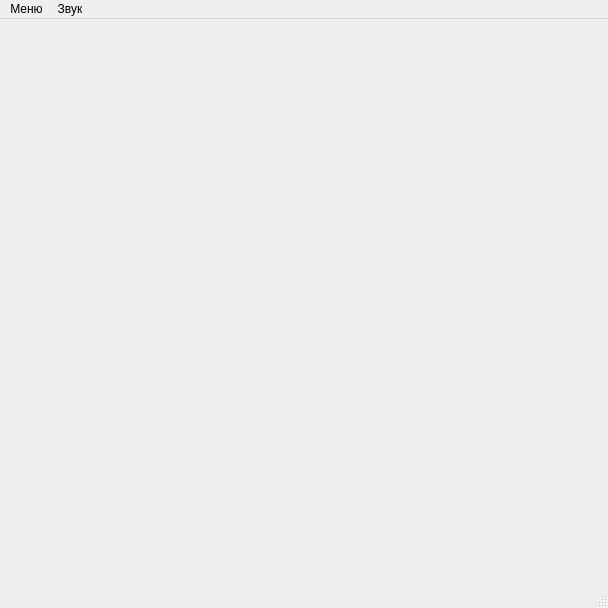
movavok/SelectionOnline, file client/ui/mainwindow.ui: the form before one commit.
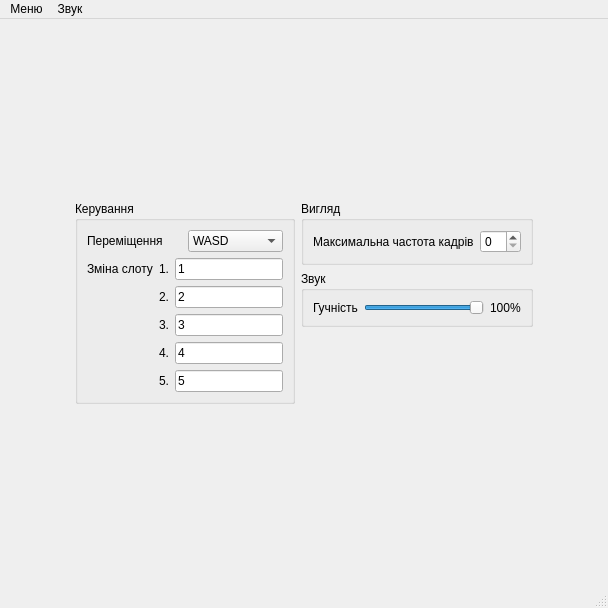
The form after the commit. The open tabs and pages were chosen to show the change. Custom widgets are drawn as their Qt base class.

Commit message: Add ui sample for settings page

```diff
--- a/client/ui/mainwindow.ui
+++ b/client/ui/mainwindow.ui
@@ -755,7 +755,410 @@
         </item>
        </layout>
       </widget>
-      <widget class="QWidget" name="page_settingsScreen"/>
+      <widget class="QWidget" name="page_settingsScreen">
+       <layout class="QVBoxLayout" name="verticalLayout_26">
+        <item>
+         <layout class="QVBoxLayout" name="verticalLayout_25">
+          <item>
+           <spacer name="verticalSpacer_4">
+            <property name="orientation">
+             <enum>Qt::Orientation::Vertical</enum>
+            </property>
+            <property name="sizeHint" stdset="0">
+             <size>
+              <width>20</width>
+              <height>40</height>
+             </size>
+            </property>
+           </spacer>
+          </item>
+          <item>
+           <layout class="QHBoxLayout" name="horizontalLayout_18">
+            <item>
+             <spacer name="horizontalSpacer_4">
+              <property name="orientation">
+               <enum>Qt::Orientation::Horizontal</enum>
+              </property>
+              <property name="sizeHint" stdset="0">
+               <size>
+                <width>40</width>
+                <height>20</height>
+               </size>
+              </property>
+             </spacer>
+            </item>
+            <item>
+             <layout class="QHBoxLayout" name="horizontalLayout_17">
+              <item>
+               <widget class="QGroupBox" name="gb_control">
+                <property name="maximumSize">
+                 <size>
+                  <width>220</width>
+                  <height>16777215</height>
+                 </size>
+                </property>
+                <property name="title">
+                 <string>Керування</string>
+                </property>
+                <layout class="QVBoxLayout" name="verticalLayout_21">
+                 <item>
+                  <layout class="QVBoxLayout" name="verticalLayout_19">
+                   <item>
+                    <layout class="QHBoxLayout" name="horizontalLayout_15">
+                     <item>
+                      <widget class="QLabel" name="l_movement">
+                       <property name="text">
+                        <string>Переміщення</string>
+                       </property>
+                      </widget>
+                     </item>
+                     <item>
+                      <widget class="QComboBox" name="cb_movement">
+                       <item>
+                        <property name="text">
+                         <string>WASD</string>
+                        </property>
+                       </item>
+                       <item>
+                        <property name="text">
+                         <string>Стрілки</string>
+                        </property>
+                       </item>
+                      </widget>
+                     </item>
+                    </layout>
+                   </item>
+                   <item>
+                    <layout class="QHBoxLayout" name="horizontalLayout_14">
+                     <item>
+                      <layout class="QVBoxLayout" name="verticalLayout_20">
+                       <item>
+                        <widget class="QLabel" name="l_changeSlot">
+                         <property name="text">
+                          <string>Зміна слоту</string>
+                         </property>
+                        </widget>
+                       </item>
+                       <item>
+                        <widget class="QLabel" name="label_2">
+                         <property name="text">
+                          <string/>
+                         </property>
+                        </widget>
+                       </item>
+                       <item>
+                        <widget class="QLabel" name="label_3">
+                         <property name="text">
+                          <string/>
+                         </property>
+                        </widget>
+                       </item>
+                       <item>
+                        <widget class="QLabel" name="label_4">
+                         <property name="text">
+                          <string/>
+                         </property>
+                        </widget>
+                       </item>
+                       <item>
+                        <widget class="QLabel" name="label_5">
+                         <property name="text">
+                          <string/>
+                         </property>
+                        </widget>
+                       </item>
+                      </layout>
+                     </item>
+                     <item>
+                      <layout class="QVBoxLayout" name="verticalLayout_17">
+                       <item>
+                        <layout class="QHBoxLayout" name="horizontalLayout_6">
+                         <item>
+                          <widget class="QLabel" name="l_1">
+                           <property name="text">
+                            <string>1.</string>
+                           </property>
+                          </widget>
+                         </item>
+                         <item>
+                          <widget class="QKeySequenceEdit" name="kse_firstSlot">
+                           <property name="minimumSize">
+                            <size>
+                             <width>0</width>
+                             <height>0</height>
+                            </size>
+                           </property>
+                           <property name="maximumSize">
+                            <size>
+                             <width>16777215</width>
+                             <height>16777215</height>
+                            </size>
+                           </property>
+                           <property name="keySequence">
+                            <string>1</string>
+                           </property>
+                           <property name="maximumSequenceLength">
+                            <longLong>1</longLong>
+                           </property>
+                          </widget>
+                         </item>
+                        </layout>
+                       </item>
+                       <item>
+                        <layout class="QHBoxLayout" name="horizontalLayout_10">
+                         <item>
+                          <widget class="QLabel" name="l_2">
+                           <property name="text">
+                            <string>2.</string>
+                           </property>
+                          </widget>
+                         </item>
+                         <item>
+                          <widget class="QKeySequenceEdit" name="kse_secondSlot">
+                           <property name="minimumSize">
+                            <size>
+                             <width>0</width>
+                             <height>0</height>
+                            </size>
+                           </property>
+                           <property name="maximumSize">
+                            <size>
+                             <width>16777215</width>
+                             <height>16777215</height>
+                            </size>
+                           </property>
+                           <property name="keySequence">
+                            <string>2</string>
+                           </property>
+                           <property name="maximumSequenceLength">
+                            <longLong>1</longLong>
+                           </property>
+                          </widget>
+                         </item>
+                        </layout>
+                       </item>
+                       <item>
+                        <layout class="QHBoxLayout" name="horizontalLayout_11">
+                         <item>
+                          <widget class="QLabel" name="l_3">
+                           <property name="text">
+                            <string>3.</string>
+                           </property>
+                          </widget>
+                         </item>
+                         <item>
+                          <widget class="QKeySequenceEdit" name="kse_thirdSlot">
+                           <property name="minimumSize">
+                            <size>
+                             <width>0</width>
+                             <height>0</height>
+                            </size>
+                           </property>
+                           <property name="maximumSize">
+                            <size>
+                             <width>16777215</width>
+                             <height>16777215</height>
+                            </size>
+                           </property>
+                           <property name="keySequence">
+                            <string>3</string>
+                           </property>
+                           <property name="maximumSequenceLength">
+                            <longLong>1</longLong>
+                           </property>
+                          </widget>
+                         </item>
+                        </layout>
+                       </item>
+                       <item>
+                        <layout class="QHBoxLayout" name="horizontalLayout_12">
+                         <item>
+                          <widget class="QLabel" name="l_4">
+                           <property name="text">
+                            <string>4.</string>
+                           </property>
+                          </widget>
+                         </item>
+                         <item>
+                          <widget class="QKeySequenceEdit" name="kse_fourthSlot">
+                           <property name="minimumSize">
+                            <size>
+                             <width>0</width>
+                             <height>0</height>
+                            </size>
+                           </property>
+                           <property name="maximumSize">
+                            <size>
+                             <width>16777215</width>
+                             <height>16777215</height>
+                            </size>
+                           </property>
+                           <property name="keySequence">
+                            <string>4</string>
+                           </property>
+                           <property name="maximumSequenceLength">
+                            <longLong>1</longLong>
+                           </property>
+                          </widget>
+                         </item>
+                        </layout>
+                       </item>
+                       <item>
+                        <layout class="QHBoxLayout" name="horizontalLayout_13">
+                         <item>
+                          <widget class="QLabel" name="l_5">
+                           <property name="text">
+                            <string>5.</string>
+                           </property>
+                          </widget>
+                         </item>
+                         <item>
+                          <widget class="QKeySequenceEdit" name="kse_fifthSlot">
+                           <property name="minimumSize">
+                            <size>
+                             <width>0</width>
+                             <height>0</height>
+                            </size>
+                           </property>
+                           <property name="maximumSize">
+                            <size>
+                             <width>16777215</width>
+                             <height>16777215</height>
+                            </size>
+                           </property>
+                           <property name="keySequence">
+                            <string>5</string>
+                           </property>
+                           <property name="maximumSequenceLength">
+                            <longLong>1</longLong>
+                           </property>
+                          </widget>
+                         </item>
+                        </layout>
+                       </item>
+                      </layout>
+                     </item>
+                    </layout>
+                   </item>
+                  </layout>
+                 </item>
+                </layout>
+               </widget>
+              </item>
+              <item>
+               <layout class="QVBoxLayout" name="verticalLayout_24">
+                <item>
+                 <widget class="QGroupBox" name="gb_view">
+                  <property name="title">
+                   <string>Вигляд</string>
+                  </property>
+                  <layout class="QVBoxLayout" name="verticalLayout_22">
+                   <item>
+                    <layout class="QHBoxLayout" name="horizontalLayout_9">
+                     <item>
+                      <widget class="QLabel" name="l_maxFps">
+                       <property name="text">
+                        <string>Максимальна частота кадрів</string>
+                       </property>
+                      </widget>
+                     </item>
+                     <item>
+                      <widget class="QSpinBox" name="sb_maxFps"/>
+                     </item>
+                    </layout>
+                   </item>
+                  </layout>
+                 </widget>
+                </item>
+                <item>
+                 <widget class="QGroupBox" name="gb_sound">
+                  <property name="title">
+                   <string>Звук</string>
+                  </property>
+                  <layout class="QVBoxLayout" name="verticalLayout_23">
+                   <item>
+                    <layout class="QHBoxLayout" name="horizontalLayout_16">
+                     <item>
+                      <widget class="QLabel" name="l_volume">
+                       <property name="text">
+                        <string>Гучність</string>
+                       </property>
+                      </widget>
+                     </item>
+                     <item>
+                      <widget class="QSlider" name="sl_volume">
+                       <property name="maximum">
+                        <number>100</number>
+                       </property>
+                       <property name="value">
+                        <number>100</number>
+                       </property>
+                       <property name="orientation">
+                        <enum>Qt::Orientation::Horizontal</enum>
+                       </property>
+                      </widget>
+                     </item>
+                     <item>
+                      <widget class="QLabel" name="l_volumePercent">
+                       <property name="text">
+                        <string>100%</string>
+                       </property>
+                      </widget>
+                     </item>
+                    </layout>
+                   </item>
+                  </layout>
+                 </widget>
+                </item>
+                <item>
+                 <spacer name="verticalSpacer_3">
+                  <property name="orientation">
+                   <enum>Qt::Orientation::Vertical</enum>
+                  </property>
+                  <property name="sizeHint" stdset="0">
+                   <size>
+                    <width>20</width>
+                    <height>40</height>
+                   </size>
+                  </property>
+                 </spacer>
+                </item>
+               </layout>
+              </item>
+             </layout>
+            </item>
+            <item>
+             <spacer name="horizontalSpacer_3">
+              <property name="orientation">
+               <enum>Qt::Orientation::Horizontal</enum>
+              </property>
+              <property name="sizeHint" stdset="0">
+               <size>
+                <width>40</width>
+                <height>20</height>
+               </size>
+              </property>
+             </spacer>
+            </item>
+           </layout>
+          </item>
+          <item>
+           <spacer name="verticalSpacer_5">
+            <property name="orientation">
+             <enum>Qt::Orientation::Vertical</enum>
+            </property>
+            <property name="sizeHint" stdset="0">
+             <size>
+              <width>20</width>
+              <height>40</height>
+             </size>
+            </property>
+           </spacer>
+          </item>
+         </layout>
+        </item>
+       </layout>
+      </widget>
      </widget>
     </item>
    </layout>
```
Left out of the diff: 18 changed lines with no effect on the pictures. The commit also changes 1 other file.
